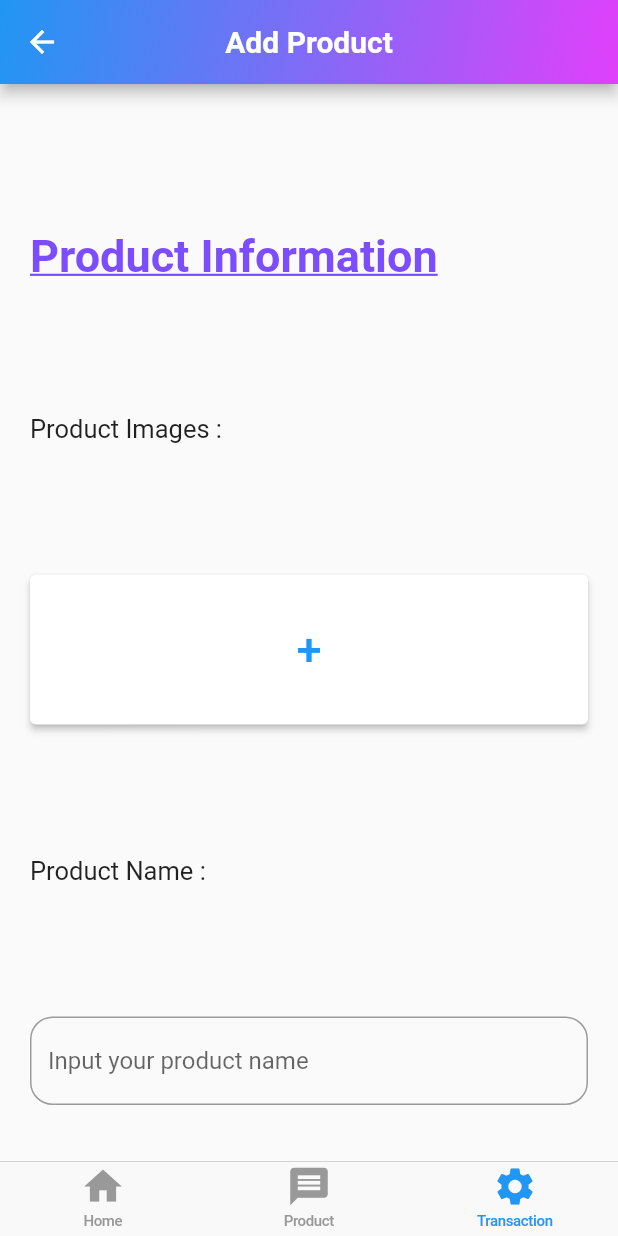
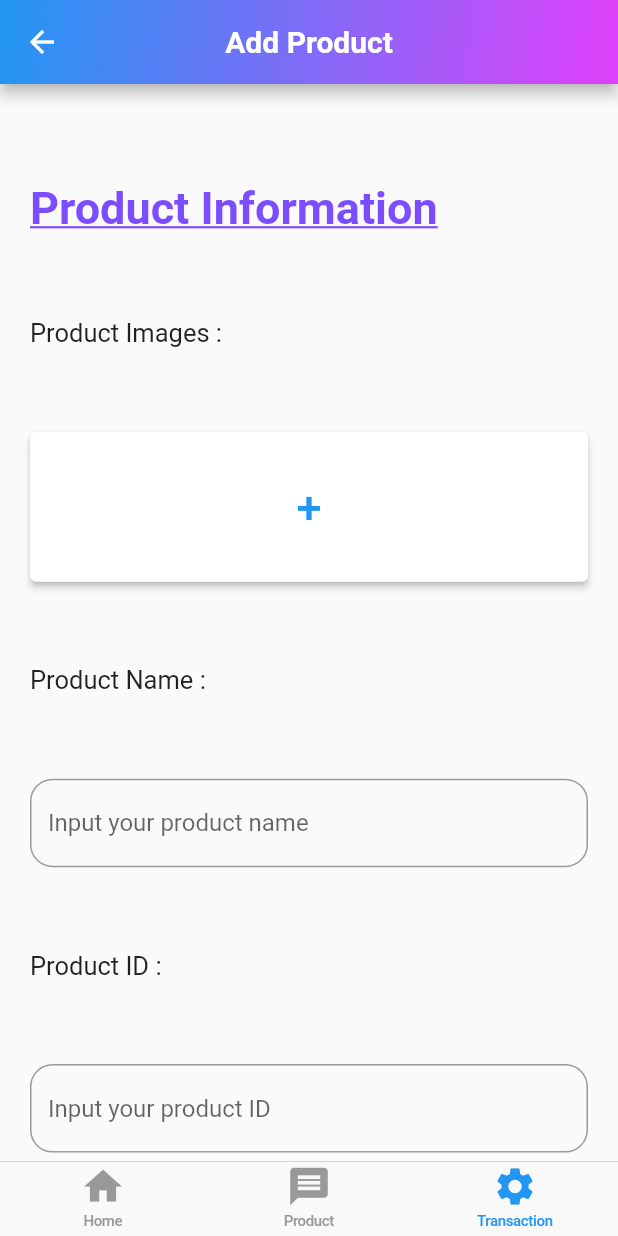
Before and after one commit to sukinnamz/utter_flutter, a Flutter app: the screen it shows after launch, item 3 of the bottom bar chosen, on a phone screen of 412 x 824 dp. Run offline on Flutter 3.47's test engine with Material 2 defaults, Android fonts, the phone set to English and light mode, and no system bars; network calls fail.

```diff
--- a/lib/transaction.dart
+++ b/lib/transaction.dart
@@ -72,6 +72,16 @@ class Main extends StatelessWidget {
                     borderRadius: BorderRadius.circular(15),
                   ),
                   hintText: 'Input your product name')),
+          Text('Product ID : ',
+              style: const TextStyle(
+                fontSize: 17,
+              )),
+          TextField(
+              decoration: InputDecoration(
+                  border: OutlineInputBorder(
+                    borderRadius: BorderRadius.circular(15),
+                  ),
+                  hintText: 'Input your product ID')),
         ]),
       ),
     );
```
Also changed, not shown: 1 other file.
